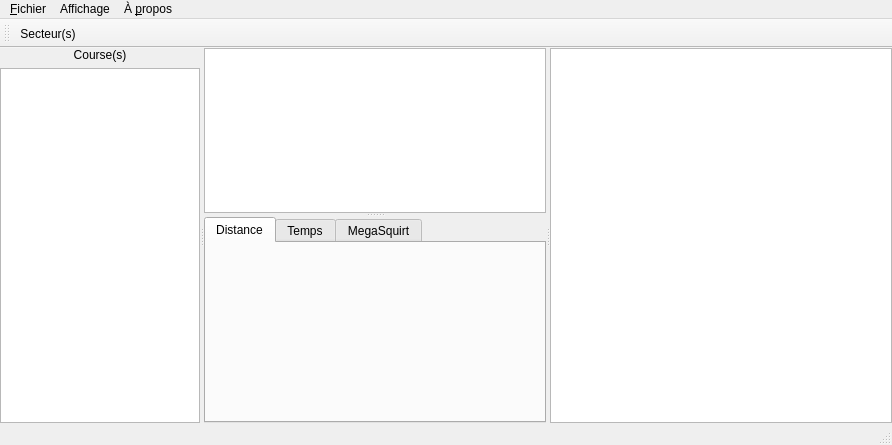
Qt form MainWindow.ui (xaviermawet/EcoManager2013Experimental) before a commit.
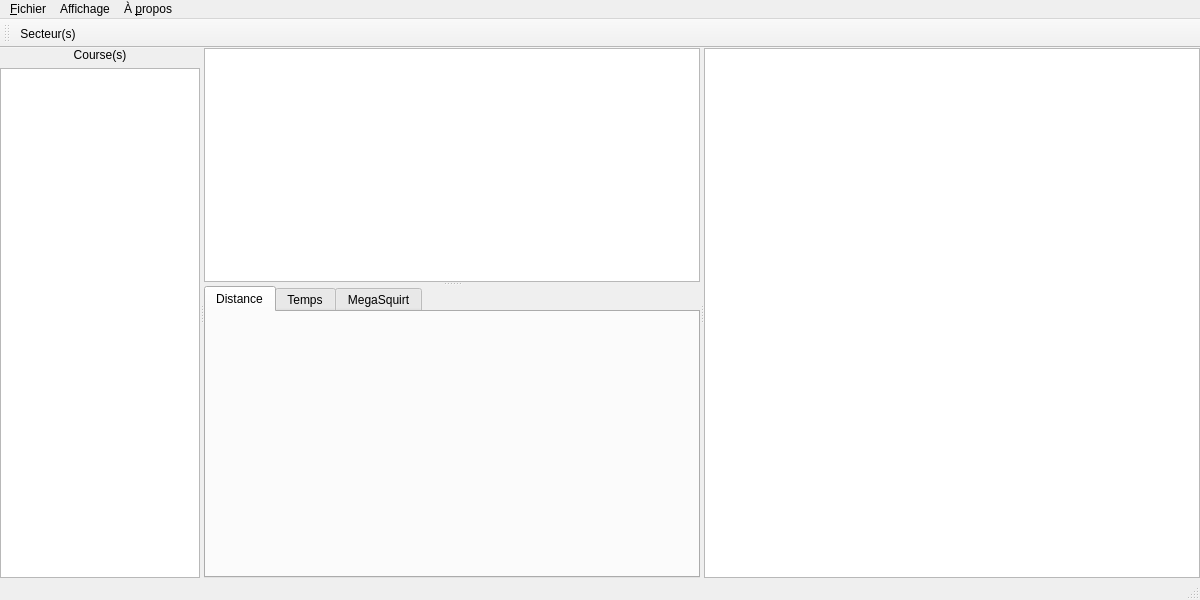
The same form after that commit. Icons and pictures are not drawn.

```diff
--- a/MainWindow.ui
+++ b/MainWindow.ui
@@ -6,8 +6,8 @@
    <rect>
     <x>0</x>
     <y>0</y>
-    <width>892</width>
-    <height>445</height>
+    <width>1200</width>
+    <height>600</height>
    </rect>
   </property>
   <property name="windowTitle">
@@ -192,8 +192,8 @@
     <rect>
      <x>0</x>
      <y>0</y>
-     <width>892</width>
-     <height>20</height>
+     <width>1200</width>
+     <height>19</height>
     </rect>
    </property>
    <widget class="QMenu" name="menuFile">
```
Left out of the diff: 44 changed lines with no effect on the pictures.
